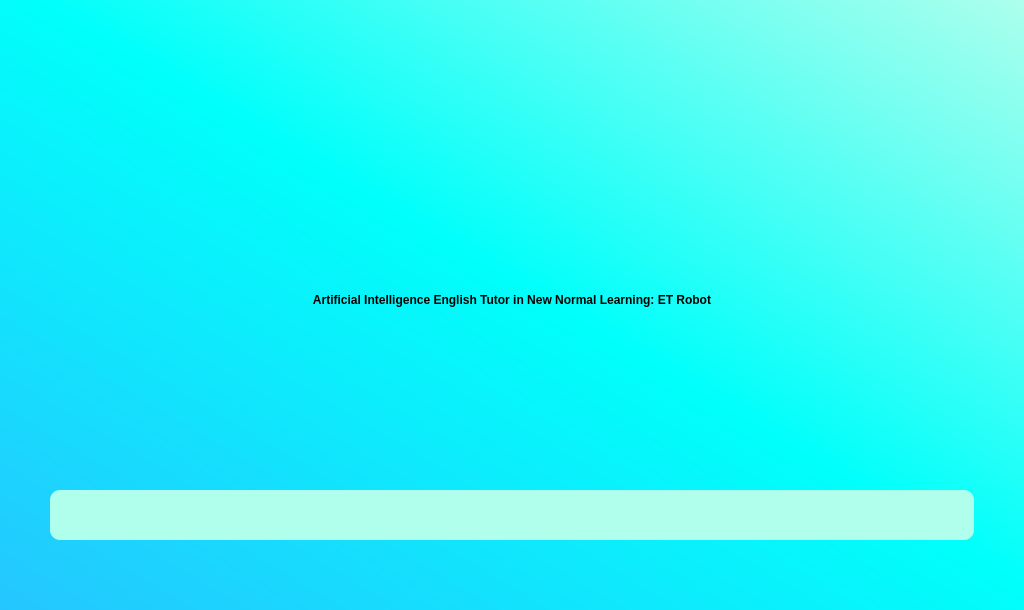
First picture: the form in src/screens/splashscreen.ui, repository jshperalta/ai-englishTutor, before the edit.
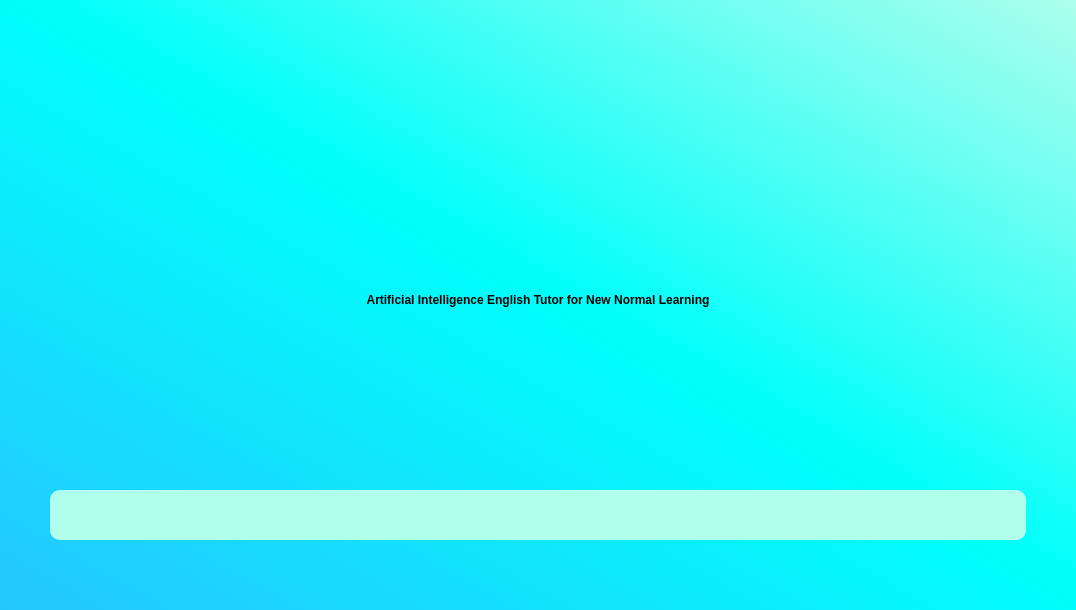
Second picture: the form after the edit. Icons and pictures are not drawn.

What changed in the file:
```diff
--- a/src/screens/splashscreen.ui
+++ b/src/screens/splashscreen.ui
@@ -6,7 +6,7 @@
    <rect>
     <x>0</x>
     <y>0</y>
-    <width>1024</width>
+    <width>1076</width>
     <height>610</height>
    </rect>
   </property>
@@ -80,7 +80,7 @@
 color: black;</string>
        </property>
        <property name="text">
-        <string>Artificial Intelligence English Tutor in New Normal Learning: ET Robot</string>
+        <string>Artificial Intelligence English Tutor for New Normal Learning</string>
        </property>
        <property name="alignment">
         <set>Qt::AlignCenter</set>
```
